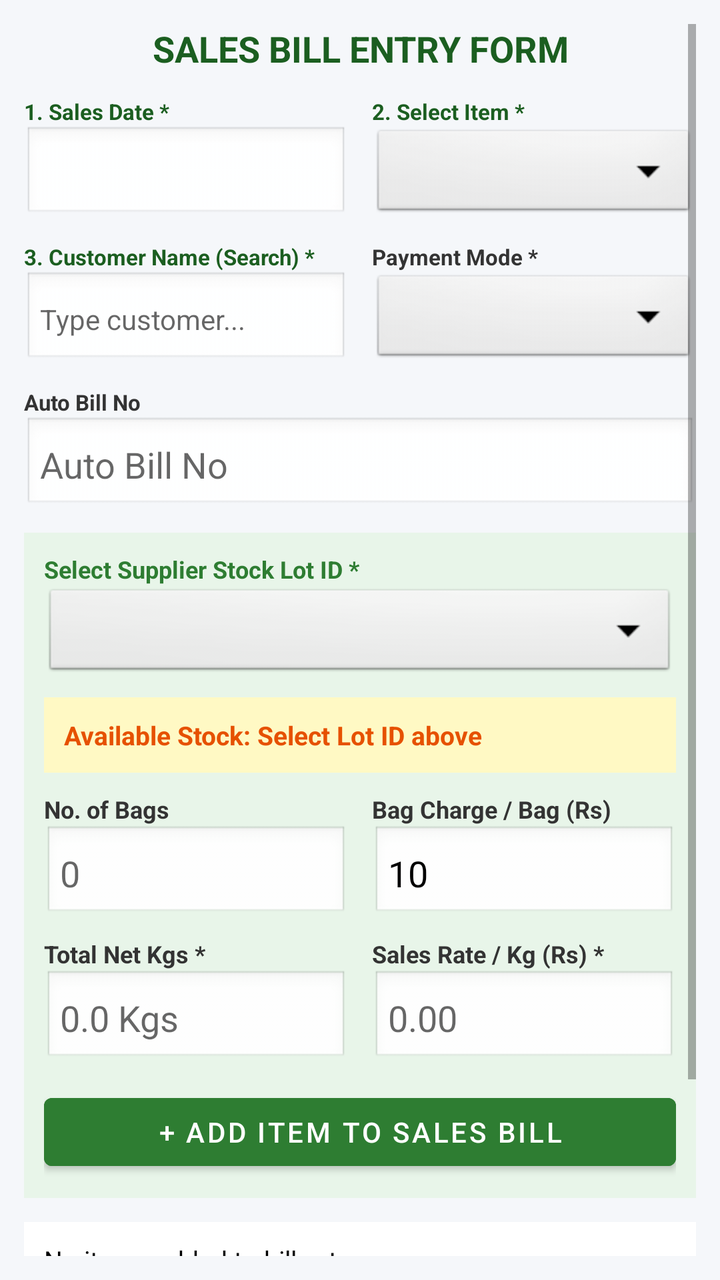
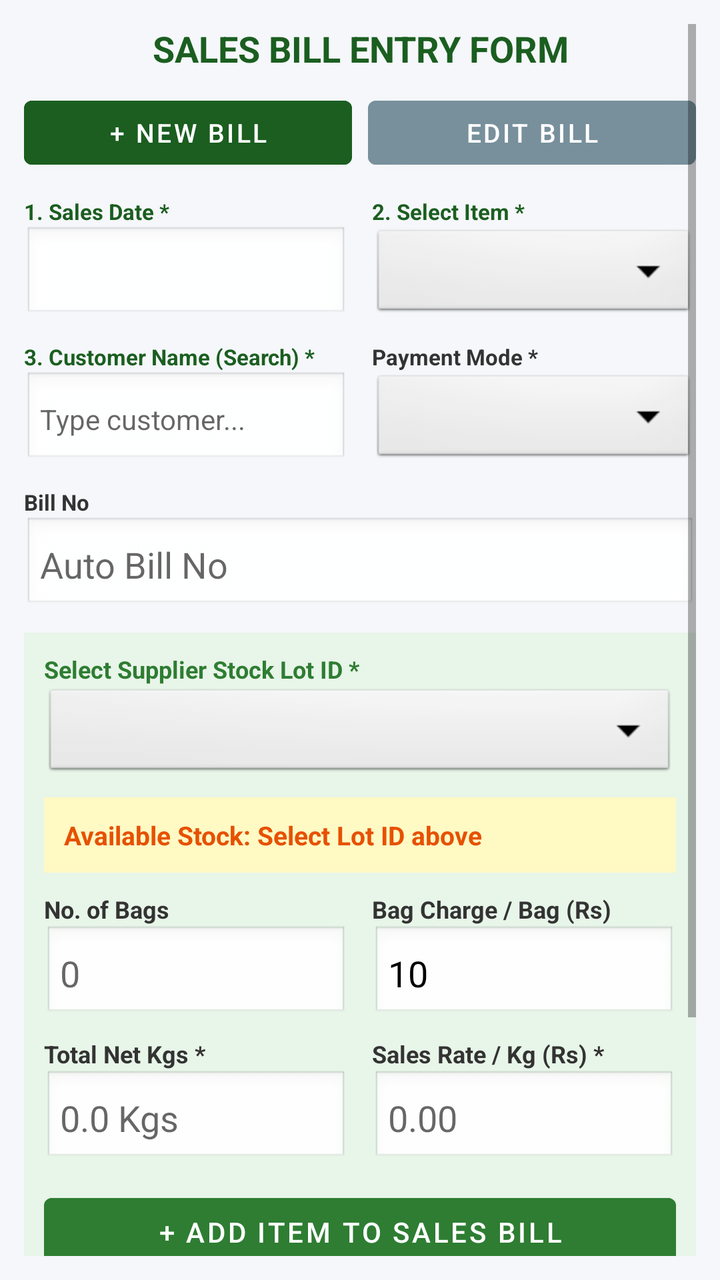

Two renders of the same Android screen: before a commit and after it. Below are the layout's source before the change and the commit's diff.
<!-- AndroidManifest.xml: application theme Theme.MaterialComponents.DayNight.DarkActionBar -->
<!-- res/layout/activity_sales.xml -->
<?xml version="1.0" encoding="utf-8"?>
<ScrollView xmlns:android="http://schemas.android.com/apk/res/android"
    android:layout_width="match_parent"
    android:layout_height="match_parent"
    android:background="#F5F7FA"
    android:padding="12dp">

    <LinearLayout
        android:layout_width="match_parent"
        android:layout_height="wrap_content"
        android:orientation="vertical">

        <TextView
            android:layout_width="match_parent"
            android:layout_height="wrap_content"
            android:text="SALES BILL ENTRY FORM"
            android:textSize="18sp"
            android:textStyle="bold"
            android:textColor="#1B5E20"
            android:gravity="center"
            android:layout_marginBottom="12dp" />

        
        <LinearLayout
            android:layout_width="match_parent"
            android:layout_height="wrap_content"
            android:orientation="horizontal"
            android:weightSum="2"
            android:layout_marginBottom="10dp">

            <LinearLayout android:layout_width="0dp" android:layout_height="wrap_content" android:layout_weight="1" android:orientation="vertical" android:layout_marginEnd="6dp">
                <TextView android:layout_width="wrap_content" android:layout_height="wrap_content" android:text="1. Sales Date *" android:textSize="11sp" android:textStyle="bold" android:textColor="#1B5E20" />
                <EditText
                    android:id="@+id/etSalesDate"
                    android:layout_width="match_parent"
                    android:layout_height="48dp"
                    android:focusable="false"
                    android:clickable="true"
                    android:textColor="#000000"
                    android:textStyle="bold"
                    android:background="@android:drawable/edit_text"
                    android:padding="8dp"
                    android:textSize="14sp" />
            </LinearLayout>

            <LinearLayout android:layout_width="0dp" android:layout_height="wrap_content" android:layout_weight="1" android:orientation="vertical" android:layout_marginStart="6dp">
                <TextView android:layout_width="wrap_content" android:layout_height="wrap_content" android:text="2. Select Item *" android:textSize="11sp" android:textStyle="bold" android:textColor="#1B5E20" />
                <Spinner
                    android:id="@+id/spSalesItem"
                    android:layout_width="match_parent"
                    android:layout_height="48dp"
                    android:spinnerMode="dialog"
                    android:background="@android:drawable/btn_dropdown" />
            </LinearLayout>
        </LinearLayout>

        
        <LinearLayout
            android:layout_width="match_parent"
            android:layout_height="wrap_content"
            android:orientation="horizontal"
            android:weightSum="2"
            android:layout_marginBottom="10dp">

            <LinearLayout android:layout_width="0dp" android:layout_height="wrap_content" android:layout_weight="1" android:orientation="vertical" android:layout_marginEnd="6dp">
                <TextView android:layout_width="wrap_content" android:layout_height="wrap_content" android:text="3. Customer Name (Search) *" android:textSize="11sp" android:textStyle="bold" android:textColor="#1B5E20" />
                <AutoCompleteTextView
                    android:id="@+id/actvCustomer"
                    android:layout_width="match_parent"
                    android:layout_height="48dp"
                    android:hint="Type customer..."
                    android:completionThreshold="1"
                    android:background="@android:drawable/edit_text"
                    android:padding="8dp"
                    android:textColor="#000000"
                    android:textSize="14sp" />
            </LinearLayout>

            <LinearLayout android:layout_width="0dp" android:layout_height="wrap_content" android:layout_weight="1" android:orientation="vertical" android:layout_marginStart="6dp">
                <TextView android:layout_width="wrap_content" android:layout_height="wrap_content" android:text="Payment Mode *" android:textSize="11sp" android:textStyle="bold" android:textColor="#333333" />
                <Spinner
                    android:id="@+id/spSalesPayMode"
                    android:layout_width="match_parent"
                    android:layout_height="48dp"
                    android:spinnerMode="dialog"
                    android:background="@android:drawable/btn_dropdown" />
            </LinearLayout>
        </LinearLayout>

        
        <TextView android:layout_width="wrap_content" android:layout_height="wrap_content" android:text="Auto Bill No" android:textSize="11sp" android:textStyle="bold" android:textColor="#333333" />
        <EditText android:id="@+id/etSalesBillNo" android:layout_width="match_parent" android:layout_height="48dp" android:hint="Auto Bill No" android:textColor="#000000" android:background="@android:drawable/edit_text" android:padding="8dp" android:layout_marginBottom="10dp" />

        
        <LinearLayout
            android:layout_width="match_parent"
            android:layout_height="wrap_content"
            android:orientation="vertical"
            android:background="#E8F5E9"
            android:padding="10dp"
            android:layout_marginBottom="12dp">

            <TextView android:layout_width="wrap_content" android:layout_height="wrap_content" android:text="Select Supplier Stock Lot ID *" android:textSize="12sp" android:textStyle="bold" android:textColor="#2E7D32" />
            <Spinner
                android:id="@+id/spSupplierBatch"
                android:layout_width="match_parent"
                android:layout_height="48dp"
                android:spinnerMode="dialog"
                android:background="@android:drawable/btn_dropdown"
                android:layout_marginBottom="8dp" />

            <TextView
                android:id="@+id/tvLiveStockBanner"
                android:layout_width="match_parent"
                android:layout_height="wrap_content"
                android:text="Available Stock: Select Lot ID above"
                android:background="#FFF9C4"
                android:textColor="#E65100"
                android:textStyle="bold"
                android:textSize="13sp"
                android:padding="10dp"
                android:layout_marginBottom="10dp" />

            
            <LinearLayout
                android:id="@+id/layoutSalesOnion"
                android:layout_width="match_parent"
                android:layout_height="wrap_content"
                android:orientation="horizontal"
                android:weightSum="2"
                android:layout_marginBottom="8dp">

                <LinearLayout android:layout_width="0dp" android:layout_height="wrap_content" android:layout_weight="1" android:orientation="vertical" android:layout_marginEnd="6dp">
                    <TextView android:layout_width="wrap_content" android:layout_height="wrap_content" android:text="No. of Bags" android:textSize="12sp" android:textStyle="bold" android:textColor="#333333" />
                    <EditText android:id="@+id/etSalesBags" android:layout_width="match_parent" android:layout_height="48dp" android:hint="0" android:textColor="#000000" android:inputType="number" android:background="@android:drawable/edit_text" android:padding="8dp" />
                </LinearLayout>

                <LinearLayout android:layout_width="0dp" android:layout_height="wrap_content" android:layout_weight="1" android:orientation="vertical" android:layout_marginStart="6dp">
                    <TextView android:layout_width="wrap_content" android:layout_height="wrap_content" android:text="Bag Charge / Bag (Rs)" android:textSize="12sp" android:textStyle="bold" android:textColor="#333333" />
                    <EditText android:id="@+id/etSalesBagRate" android:layout_width="match_parent" android:layout_height="48dp" android:text="10" android:textColor="#000000" android:inputType="numberDecimal" android:background="@android:drawable/edit_text" android:padding="8dp" />
                </LinearLayout>
            </LinearLayout>

            
            <LinearLayout
                android:layout_width="match_parent"
                android:layout_height="wrap_content"
                android:orientation="horizontal"
                android:weightSum="2"
                android:layout_marginBottom="10dp">

                <LinearLayout android:layout_width="0dp" android:layout_height="wrap_content" android:layout_weight="1" android:orientation="vertical" android:layout_marginEnd="6dp">
                    <TextView android:layout_width="wrap_content" android:layout_height="wrap_content" android:text="Total Net Kgs *" android:textSize="12sp" android:textStyle="bold" android:textColor="#333333" />
                    <EditText android:id="@+id/etSalesNetKgs" android:layout_width="match_parent" android:layout_height="48dp" android:hint="0.0 Kgs" android:textColor="#000000" android:inputType="numberDecimal" android:background="@android:drawable/edit_text" android:padding="8dp" />
                </LinearLayout>

                <LinearLayout android:layout_width="0dp" android:layout_height="wrap_content" android:layout_weight="1" android:orientation="vertical" android:layout_marginStart="6dp">
                    <TextView android:layout_width="wrap_content" android:layout_height="wrap_content" android:text="Sales Rate / Kg (Rs) *" android:textSize="12sp" android:textStyle="bold" android:textColor="#333333" />
                    <EditText android:id="@+id/etSalesRatePerKg" android:layout_width="match_parent" android:layout_height="48dp" android:hint="0.00" android:textColor="#000000" android:inputType="numberDecimal" android:background="@android:drawable/edit_text" android:padding="8dp" />
                </LinearLayout>
            </LinearLayout>

            <Button android:id="@+id/btnAddSalesItem" android:layout_width="match_parent" android:layout_height="46dp" android:text="+ ADD ITEM TO SALES BILL" android:backgroundTint="#2E7D32" android:textColor="#FFFFFF" />
        </LinearLayout>

        <TextView android:id="@+id/tvSalesCartList" android:layout_width="match_parent" android:layout_height="wrap_content" android:text="No items added to bill yet." android:background="#FFFFFF" android:textColor="#000000" android:padding="10dp" android:textSize="13sp" android:layout_marginBottom="10dp" />
        <TextView android:id="@+id/tvSalesGrandTotal" android:layout_width="match_parent" android:layout_height="wrap_content" android:text="Grand Total: Rs. 0.00" android:textSize="18sp" android:textStyle="bold" android:textColor="#1B5E20" android:layout_marginBottom="12dp" />
        <Button android:id="@+id/btnSaveSalesBill" android:layout_width="match_parent" android:layout_height="52dp" android:text="SUBMIT SALES BILL &amp; UPDATE STOCK" android:backgroundTint="#1B5E20" android:textColor="#FFFFFF" />

    </LinearLayout>
</ScrollView>
<!-- resources referenced by this layout -->
<resources>

</resources>

<!-- the commit's change to res/layout/activity_sales.xml (unified diff, before → after) -->
@@ -11,6 +11,7 @@
         android:orientation="vertical">
 
         <TextView
+            android:id="@+id/tvSalesHeader"
             android:layout_width="match_parent"
             android:layout_height="wrap_content"
             android:text="SALES BILL ENTRY FORM"
@@ -18,7 +19,107 @@
             android:textStyle="bold"
             android:textColor="#1B5E20"
             android:gravity="center"
-            android:layout_marginBottom="12dp" />
+            android:layout_marginBottom="8dp" />
+
+        
+        <LinearLayout
+            android:layout_width="match_parent"
+            android:layout_height="wrap_content"
+            android:orientation="horizontal"
+            android:weightSum="2"
+            android:layout_marginBottom="10dp">
+
+            <Button
+                android:id="@+id/btnModeNewSales"
+                android:layout_width="0dp"
+                android:layout_height="44dp"
+                android:layout_weight="1"
+                android:text="+ NEW BILL"
+                android:backgroundTint="#1B5E20"
+                android:textColor="#FFFFFF"
+                android:textSize="13sp"
+                android:layout_marginEnd="4dp" />
+
+            <Button
+                android:id="@+id/btnModeEditSales"
+                android:layout_width="0dp"
+                android:layout_height="44dp"
+                android:layout_weight="1"
+                android:text="EDIT BILL"
+                android:backgroundTint="#78909C"
+                android:textColor="#FFFFFF"
+                android:textSize="13sp"
+                android:layout_marginStart="4dp" />
+        </LinearLayout>
+
+        
+        <LinearLayout
+            android:id="@+id/layoutEditSalesPanel"
+            android:layout_width="match_parent"
+            android:layout_height="wrap_content"
+            android:orientation="vertical"
+            android:background="#FFF3E0"
+            android:padding="10dp"
+            android:visibility="gone"
+            android:layout_marginBottom="12dp">
+
+            <TextView
+                android:layout_width="match_parent"
+                android:layout_height="wrap_content"
+                android:text="SELECT DATE &amp; CUSTOMER TO EDIT BILL"
+                android:textSize="12sp"
+                android:textStyle="bold"
+                android:textColor="#E65100"
+                android:layout_marginBottom="8dp" />
+
+            <LinearLayout
+                android:layout_width="match_parent"
+                android:layout_height="wrap_content"
+                android:orientation="horizontal"
+                android:weightSum="2"
+                android:layout_marginBottom="8dp">
+
+                <LinearLayout android:layout_width="0dp" android:layout_height="wrap_content" android:layout_weight="1" android:orientation="vertical" android:layout_marginEnd="6dp">
+                    <TextView android:layout_width="wrap_content" android:layout_height="wrap_content" android:text="1. Bill Date *" android:textSize="11sp" android:textStyle="bold" android:textColor="#333333" />
+                    <EditText
+                        android:id="@+id/etEditFilterDate"
+                        android:layout_width="match_parent"
+                        android:layout_height="46dp"
+                        android:focusable="false"
+                        android:clickable="true"
+                        android:textColor="#000000"
+                        android:textStyle="bold"
+                        android:background="@android:drawable/edit_text"
+                        android:padding="8dp"
+                        android:textSize="13sp" />
+                </LinearLayout>
+
+                <LinearLayout android:layout_width="0dp" android:layout_height="wrap_content" android:layout_weight="1" android:orientation="vertical" android:layout_marginStart="6dp">
+                    <TextView android:layout_width="wrap_content" android:layout_height="wrap_content" android:text="2. Customer Name *" android:textSize="11sp" android:textStyle="bold" android:textColor="#333333" />
+                    <Spinner
+                        android:id="@+id/spEditFilterCustomer"
+                        android:layout_width="match_parent"
+                        android:layout_height="46dp"
+                        android:spinnerMode="dialog"
+                        android:background="@android:drawable/btn_dropdown" />
+                </LinearLayout>
+            </LinearLayout>
+
+            <TextView
+                android:layout_width="wrap_content"
+                android:layout_height="wrap_content"
+                android:text="Tap a bill below to load &amp; edit:"
+                android:textSize="11sp"
+                android:textStyle="bold"
+                android:textColor="#E65100"
+                android:layout_marginBottom="4dp" />
+
+            <LinearLayout
+                android:id="@+id/llMatchingBillsList"
+                android:layout_width="match_parent"
+                android:layout_height="wrap_content"
+                android:orientation="vertical" />
+        </LinearLayout>
 
         
         <LinearLayout
@@ -88,7 +189,7 @@
         </LinearLayout>
 
         
-        <TextView android:layout_width="wrap_content" android:layout_height="wrap_content" android:text="Auto Bill No" android:textSize="11sp" android:textStyle="bold" android:textColor="#333333" />
+        <TextView android:layout_width="wrap_content" android:layout_height="wrap_content" android:text="Bill No" android:textSize="11sp" android:textStyle="bold" android:textColor="#333333" />
         <EditText android:id="@+id/etSalesBillNo" android:layout_width="match_parent" android:layout_height="48dp" android:hint="Auto Bill No" android:textColor="#000000" android:background="@android:drawable/edit_text" android:padding="8dp" android:layout_marginBottom="10dp" />
 
         
@@ -163,7 +264,33 @@
             <Button android:id="@+id/btnAddSalesItem" android:layout_width="match_parent" android:layout_height="46dp" android:text="+ ADD ITEM TO SALES BILL" android:backgroundTint="#2E7D32" android:textColor="#FFFFFF" />
         </LinearLayout>
 
-        <TextView android:id="@+id/tvSalesCartList" android:layout_width="match_parent" android:layout_height="wrap_content" android:text="No items added to bill yet." android:background="#FFFFFF" android:textColor="#000000" android:padding="10dp" android:textSize="13sp" android:layout_marginBottom="10dp" />
+        
+        <HorizontalScrollView
+            android:layout_width="match_parent"
+            android:layout_height="wrap_content"
+            android:background="#FFFFFF"
+            android:layout_marginBottom="10dp">
+
+            <TableLayout
+                android:id="@+id/tlSalesGrid"
+                android:layout_width="wrap_content"
+                android:layout_height="wrap_content"
+                android:stretchColumns="*"
+                android:background="#CFD8DC"
+                android:padding="1dp">
+
+                <TableRow android:background="#1B5E20">
+                    <TextView android:layout_width="wrap_content" android:layout_height="wrap_content" android:text="Item" android:textColor="#FFFFFF" android:textStyle="bold" android:textSize="12sp" android:padding="8dp" />
+                    <TextView android:layout_width="wrap_content" android:layout_height="wrap_content" android:text="Lot ID" android:textColor="#FFFFFF" android:textStyle="bold" android:textSize="12sp" android:padding="8dp" />
+                    <TextView android:layout_width="wrap_content" android:layout_height="wrap_content" android:text="Bags" android:textColor="#FFFFFF" android:textStyle="bold" android:textSize="12sp" android:padding="8dp" android:gravity="end" />
+                    <TextView android:layout_width="wrap_content" android:layout_height="wrap_content" android:text="Net Kgs" android:textColor="#FFFFFF" android:textStyle="bold" android:textSize="12sp" android:padding="8dp" android:gravity="end" />
+                    <TextView android:layout_width="wrap_content" android:layout_height="wrap_content" android:text="Rate" android:textColor="#FFFFFF" android:textStyle="bold" android:textSize="12sp" android:padding="8dp" android:gravity="end" />
+                    <TextView android:layout_width="wrap_content" android:layout_height="wrap_content" android:text="Amount" android:textColor="#FFFFFF" android:textStyle="bold" android:textSize="12sp" android:padding="8dp" android:gravity="end" />
+                    <TextView android:layout_width="wrap_content" android:layout_height="wrap_content" android:text="Del" android:textColor="#FFFFFF" android:textStyle="bold" android:textSize="12sp" android:padding="8dp" android:gravity="center" />
+                </TableRow>
+            </TableLayout>
+        </HorizontalScrollView>
+
         <TextView android:id="@+id/tvSalesGrandTotal" android:layout_width="match_parent" android:layout_height="wrap_content" android:text="Grand Total: Rs. 0.00" android:textSize="18sp" android:textStyle="bold" android:textColor="#1B5E20" android:layout_marginBottom="12dp" />
         <Button android:id="@+id/btnSaveSalesBill" android:layout_width="match_parent" android:layout_height="52dp" android:text="SUBMIT SALES BILL &amp; UPDATE STOCK" android:backgroundTint="#1B5E20" android:textColor="#FFFFFF" />
 
